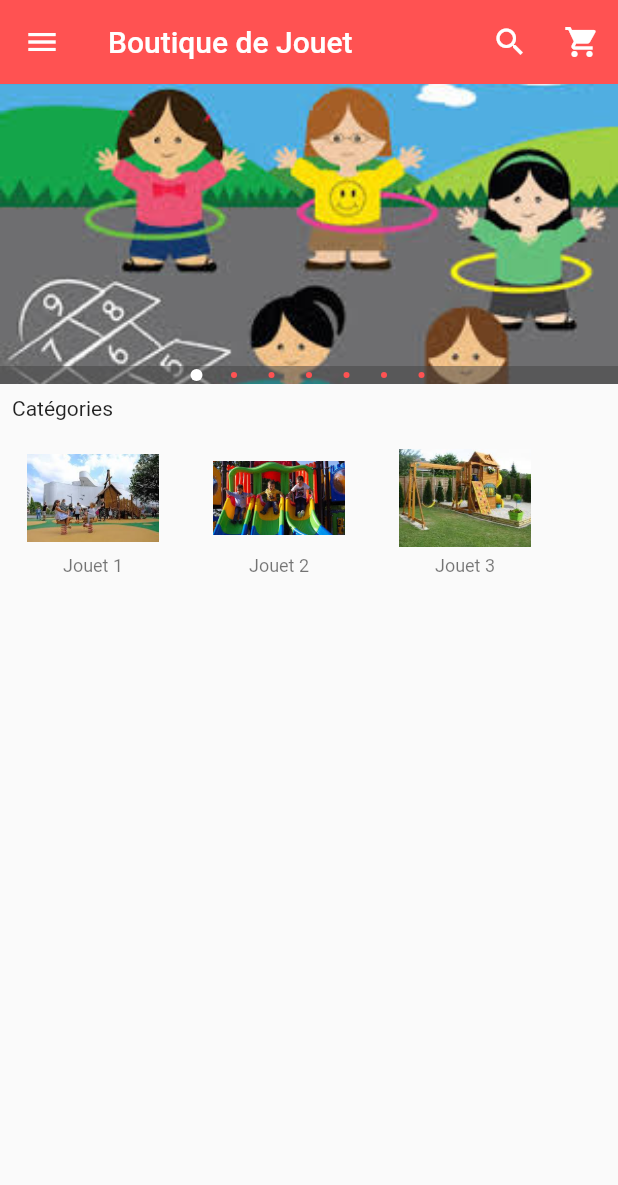
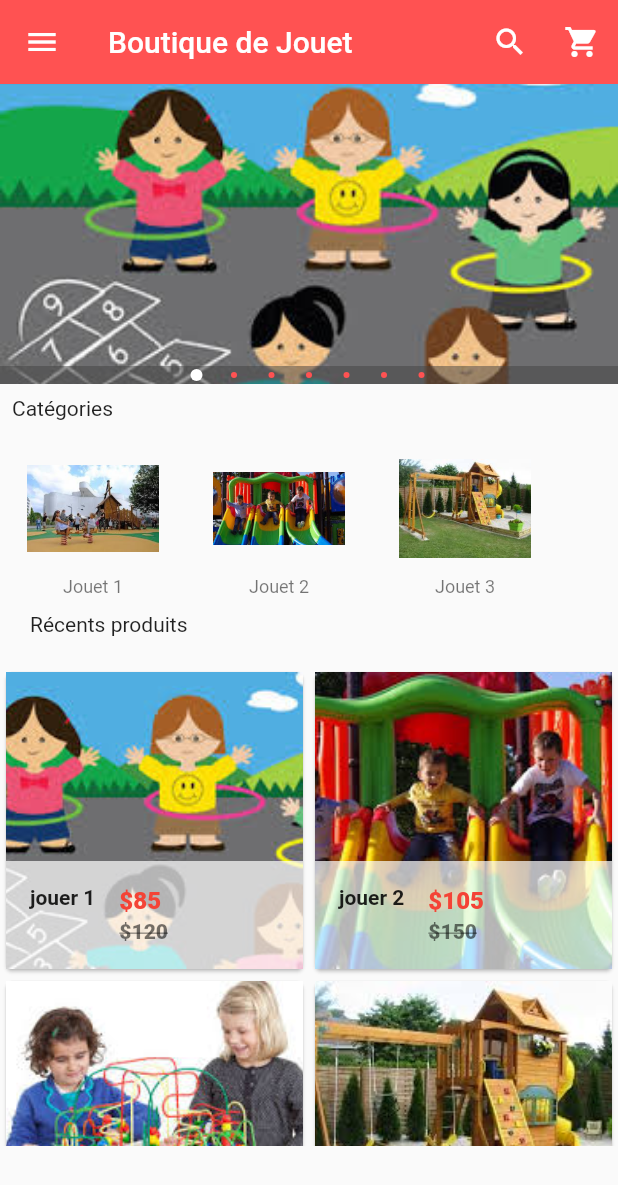
Before and after one commit to abdoulaye-ndiaye/JouetAppFlutter, a Flutter app: the screen it shows after launch, on a phone screen of 412 x 824 dp. Shown: the top 1185 px of the screen. Run offline on Flutter 3.47's test engine with Material 2 defaults, Android fonts, the light colour scheme and no system bars; drawn by our look-alikes of carousel_pro.

Commit message:
details_Produit

```diff
--- a/jouetapp/lib/componets/horizontal_listview.dart
+++ b/jouetapp/lib/componets/horizontal_listview.dart
@@ -6,7 +6,7 @@ class HorizontaList extends StatelessWidget {
   @override
   Widget build(BuildContext context) {
     return SizedBox(
-      height: 80.0,
+      height: 100.0,
       child: ListView(
         scrollDirection: Axis.horizontal,
         children: <Widget>[
--- /dev/null
+++ b/jouetapp/lib/componets/products.dart
@@ -0,0 +1,118 @@
+// ignore_for_file: non_constant_identifier_names, camel_case_types, prefer_typing_uninitialized_variables, use_key_in_widget_constructors, prefer_const_constructors_in_immutables
+
+import 'package:flutter/material.dart';
+import 'package:jouetapp/pages/product_details.dart';
+
+class Products extends StatefulWidget {
+  const Products({Key? key}) : super(key: key);
+
+  @override
+  // ignore: library_private_types_in_public_api
+  _ProductsState createState() => _ProductsState();
+
+}
+class _ProductsState extends State<Products> {
+  var product_list=[
+    {
+      "name": "jouer 1",
+      "picture": "images/produits/image1.jpeg",
+      "old_price": 120,
+      "price": 85,
+    },
+    {
+      "name": "jouer 2",
+      "picture": "images/produits/image2.jpeg",
+      "old_price": 150,
+      "price": 105,
+    },
+    {
+      "name": "jouer 3",
+      "picture": "images/produits/image3.jpeg",
+      "old_price": 125,
+      "price": 85,
+    },
+    {
+      "name": "jouer 4",
+      "picture": "images/produits/image4.jpeg",
+      "old_price": 220,
+      "price": 185,
+    },
+  ];
+  @override
+  Widget build(BuildContext context) {
+    return GridView.builder(
+      itemCount: 6,
+      gridDelegate: const SliverGridDelegateWithFixedCrossAxisCount(crossAxisCount: 2),
+      itemBuilder: (BuildContext context, int index) {
+        return Single_prod(
+          prod_name: product_list[index]['name'],
+          prod_picture: product_list[index]['picture'],
+          prod_old_price: product_list[index]['old_price'],
+          prod_price: product_list[index]['price'],
+        );
+      },
+    );
+  }
+}
+
+
+class Single_prod extends StatelessWidget {
+  final prod_name;
+  final prod_picture;
+  final prod_old_price;
+  final prod_price;
+
+  Single_prod({
+    this.prod_name,
+    this.prod_picture,
+    this.prod_old_price,
+    this.prod_price,
+  });
+
+  @override
+  Widget build(BuildContext context) {
+    return Card(
+      child: Hero(
+        tag: prod_name,
+        child: Material(
+          child: InkWell(
+            onTap: () => Navigator.of(context).push(MaterialPageRoute(
+                // here we are passing the values of the product to the product details page
+                builder: (context) => ProductDetails(
+                  product_detail_name: prod_name,
+                  product_detail_new_price: prod_price,
+                  product_detail_old_price: prod_old_price,
+                  product_detail_picture: prod_picture,
+                ))),
+            child: GridTile(
+                footer: Container(
+                  color: Colors.white70,
+                  child: ListTile(
+                    leading: Text(
+                      prod_name,
+                      style: const TextStyle(fontWeight: FontWeight.bold),
+                    ),
+                    title: Text(
+                      "\$$prod_price",
+                      style: const TextStyle(
+                          color: Colors.red, fontWeight: FontWeight.w800),
+                    ),
+                    subtitle: Text(
+                      "\$$prod_old_price",
+                      style: const TextStyle(
+                          color: Colors.black54,
+                          fontWeight: FontWeight.w800,
+                          decoration: TextDecoration.lineThrough),
+                    ),
+                  ),
+                ),
+                child: Image.asset(
+                  prod_picture,
+                  fit: BoxFit.cover,
+                )),
+          ),
+        ),
+      ),
+    );
+  }
+}
--- a/jouetapp/lib/main.dart
+++ b/jouetapp/lib/main.dart
@@ -3,6 +3,7 @@ import 'package:flutter/material.dart';
 import 'package:carousel_pro/carousel_pro.dart';
 // My own imports
 import 'package:jouetapp/componets/horizontal_listview.dart';
+import 'package:jouetapp/componets/products.dart';
 void main() {
   runApp(MaterialApp(
     debugShowCheckedModeBanner: false,
@@ -145,22 +146,29 @@ class _HomePageState extends State<HomePage> {
             ),
           ),
         ),
-
-      ]
-      )
-      ),
-      body: ListView(
-        children: <Widget>[
+      ])),
+      body: ListView(children: <Widget>[
         //imageCarousel begins
         imageCarousel,
         // padding widget
-          const Padding(padding: EdgeInsets.all(8.0),
+        const Padding(
+          padding: EdgeInsets.all(8.0),
           child: Text('Catégories'),
         ),
         //horizontal liste views
         const HorizontaList(),
-        ]
+        // padding widget
+        const Padding(
+          padding: EdgeInsets.all(20.0),
+          child: Text('Récents produits'),
         ),
+        //grid view
+        // ignore: prefer_const_constructors
+        SizedBox(
+          height: 320.0,
+          child: const Products(),
+        )
+      ]),
     );
   }
 }
```
Also changed, not shown: jouetapp/lib/pages/product_details.dart (added, +289 -0 lines). Lines whose indentation alone changed are shown as unchanged.
